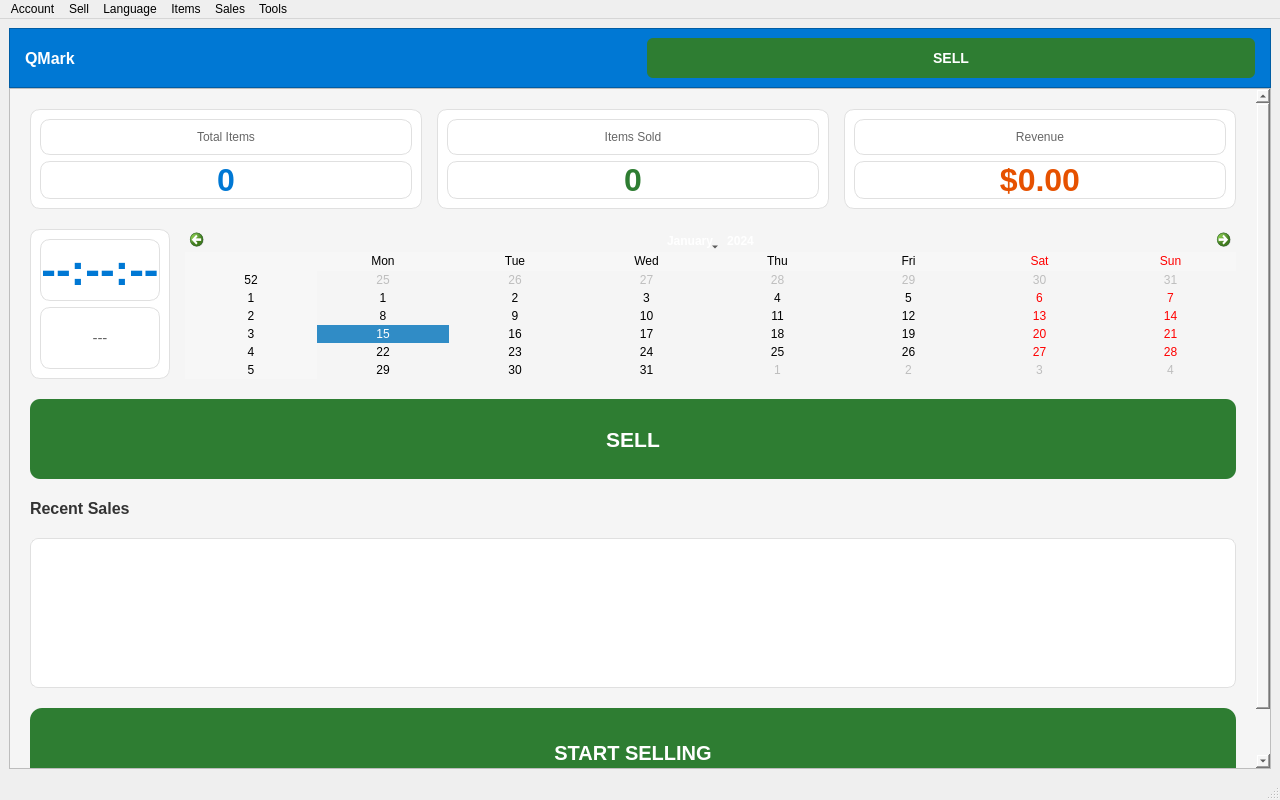
The window that src/mainwindow.ui (C0m3b4ck/QMark) describes before a commit, drawn with Qt 5.
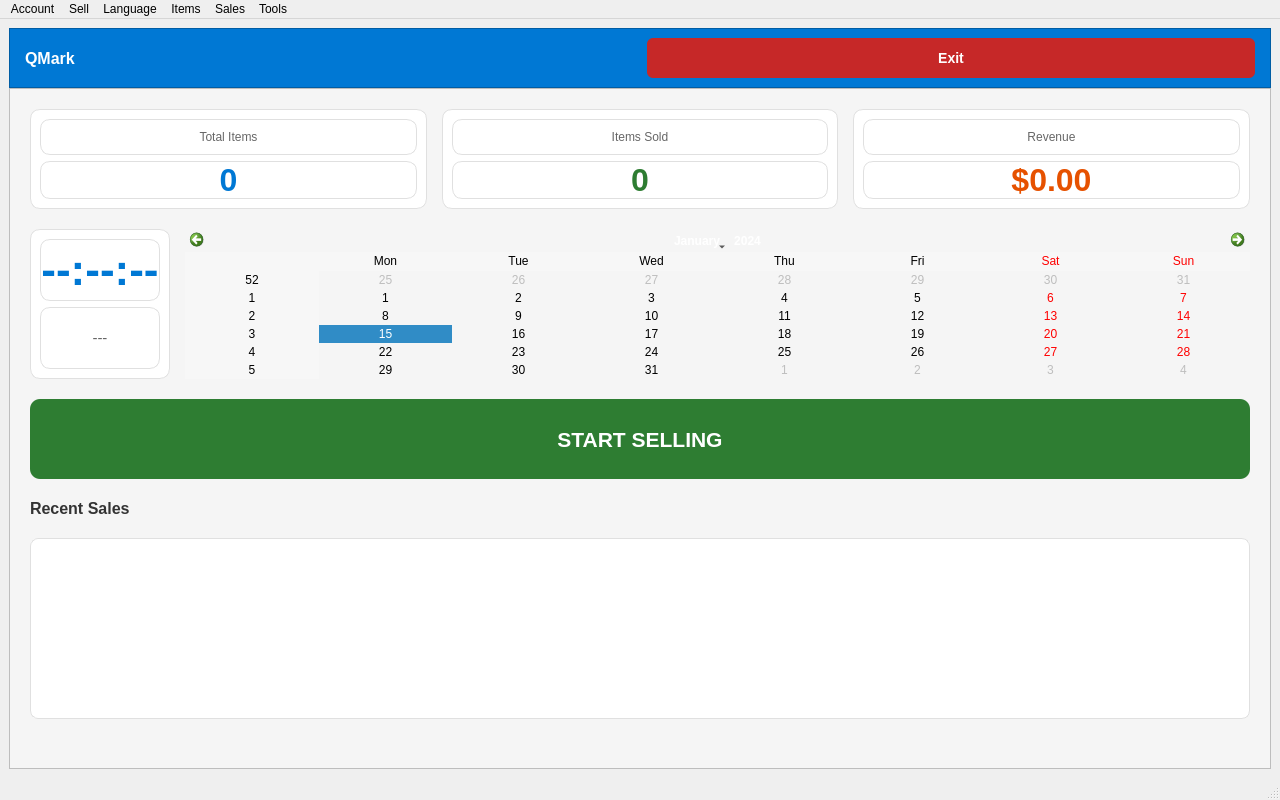
The same window after the commit. The open tabs and pages were chosen to show the change.

Commit message: UX: Alt+X cancels last sale (never sells); dashboard cleanup; i18n fixes

Diff of the .ui file:
```diff
--- a/src/mainwindow.ui
+++ b/src/mainwindow.ui
@@ -259,16 +259,16 @@
            <item>
             <widget class="QPushButton" name="btnSellNav">
              <property name="text">
-              <string>SELL</string>
+              <string>Exit</string>
              </property>
              <property name="minimumSize">
               <size>
-               <width>120</width>
+               <width>110</width>
                <height>40</height>
               </size>
              </property>
              <property name="styleSheet">
-              <string notr="true">QPushButton { background-color: #2e7d32; color: white; font-size: 14px; font-weight: bold; border: none; border-radius: 6px; padding: 5px 15px; } QPushButton:hover { background-color: #1b5e20; }</string>
+              <string notr="true">QPushButton { background-color: #c62828; color: white; font-size: 14px; font-weight: bold; border: none; border-radius: 6px; padding: 5px 15px; } QPushButton:hover { background-color: #b71c1c; }</string>
              </property>
              <property name="cursor">
               <enum>Qt::PointingHandCursor</enum>
@@ -512,7 +512,7 @@
               <item>
                <widget class="QPushButton" name="btnDashboardSell">
                 <property name="text">
-                 <string>SELL</string>
+                 <string>START SELLING</string>
                 </property>
                 <property name="minimumSize">
                  <size>
@@ -561,32 +561,6 @@
               </property>
              </widget>
             </item>
-            <item>
-             <widget class="QPushButton" name="btnStartSelling">
-              <property name="text">
-               <string>START SELLING</string>
-              </property>
-              <property name="minimumSize">
-               <size>
-                <width>0</width>
-                <height>90</height>
-               </size>
-              </property>
-              <property name="font">
-               <font>
-                <pointsize>20</pointsize>
-                <weight>75</weight>
-                <bold>true</bold>
-               </font>
-              </property>
-              <property name="styleSheet">
-               <string notr="true">QPushButton { background-color: #2e7d32; color: white; border: none; border-radius: 12px; font-size: 20px; font-weight: bold; } QPushButton:hover { background-color: #1b5e20; }</string>
-              </property>
-              <property name="cursor">
-               <enum>Qt::PointingHandCursor</enum>
-              </property>
-             </widget>
-            </item>
             <item>
              <spacer name="dashboardSpacer">
               <property name="orientation">
```
Left out of the diff: 4 changed lines with no effect on the pictures. The commit also changes 7 other files.
